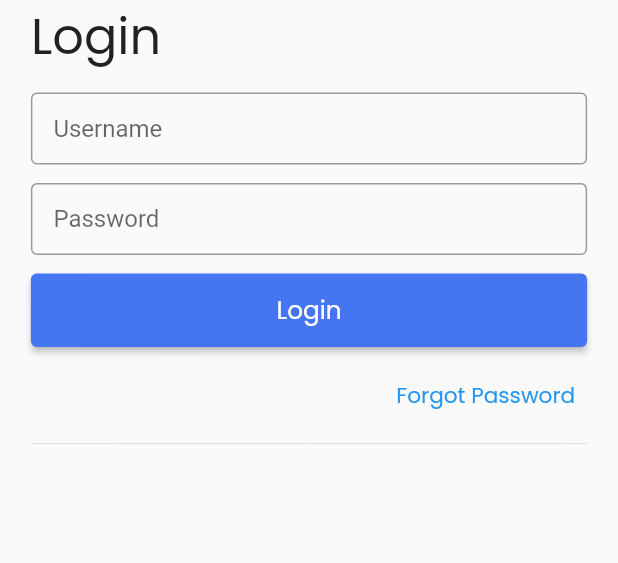
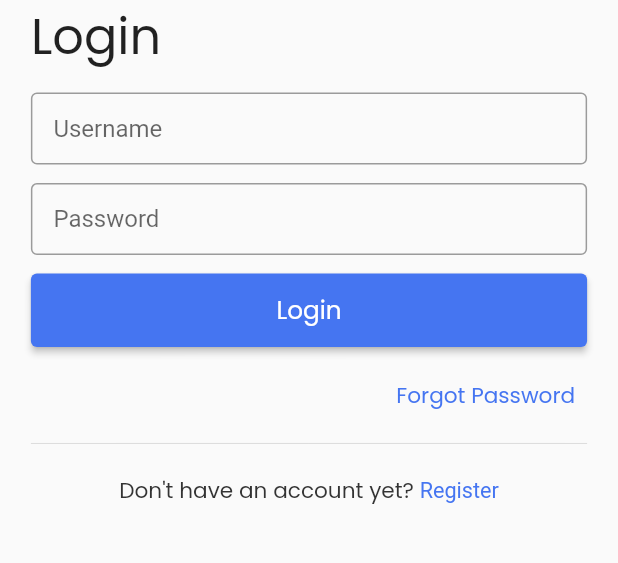
Before and after one commit to DasonTio/gkkb_paritbaru, a Flutter app: the screen it shows after launch, on a phone screen of 412 x 824 dp, the part 531-1094 px from its top. Run offline on Flutter 3.47's test engine with Material 2 defaults, Android fonts, the phone set to English and light mode, and no system bars; our stand-ins replace google_fonts, shared_preferences; missing offline and left inert: dart:ffi.

Commit message:
feat:Login Page

```diff
--- a/lib/screens/auth/login_page.dart
+++ b/lib/screens/auth/login_page.dart
@@ -1,3 +1,4 @@
+import 'package:flutter/gestures.dart';
 import 'package:flutter/material.dart';
 import 'package:gkkb_paritbaru/utils/core/size_config.dart';
 import 'package:gkkb_paritbaru/config/constant.dart';
@@ -19,19 +20,21 @@ class LoginPage extends StatelessWidget {
         child: Container(
           padding: EdgeInsets.symmetric(
             horizontal: SizeConfig.blockWidth * 5,
-            vertical: SizeConfig.blockHeight * 8,
             // vertical: 0,
           ),
           width: double.infinity,
           child: Column(
-            mainAxisAlignment: MainAxisAlignment.start,
+            mainAxisAlignment: MainAxisAlignment.center,
             children: [
+              SizedBox(
+                height: SizeConfig.blockHeight * 8,
+              ),
               Image.asset(
                 'assets/images/app_logo.webp',
                 width: SizeConfig.blockWidth * 70,
               ),
-              // SizedBox(height: SizeConfig.blockHeight * 5,),
-              SingleChildScrollView(
+              Expanded(
+                child: SingleChildScrollView(
                   child: Column(
                     crossAxisAlignment: CrossAxisAlignment.stretch,
                     mainAxisSize: MainAxisSize.max,
@@ -51,11 +54,6 @@ class LoginPage extends StatelessWidget {
                       SizedBox(height: SizeConfig.blockHeight * 1.5),
                       Button(text: 'Login', func: () => {}),
                       SizedBox(height: SizeConfig.blockHeight),
-                  ],
-                ),
-              ),
-              Column(
-                children: [
                       Container(
                         alignment: Alignment.centerRight,
                         child: TextButton(
@@ -70,14 +68,34 @@ class LoginPage extends StatelessWidget {
                             'Forgot Password',
                             style: regularFont.copyWith(
                               fontSize: SizeConfig.blockWidth * 3.5,
+                              color: accentColor,
                             ),
                           ),
                         ),
                       ),
-
-                  Divider()
-
+                      Divider(),
+                      SizedBox(height: SizeConfig.blockHeight * 1.5),
+                      RichText(
+                        textAlign: TextAlign.center,
+                        text: TextSpan(
+                          style: regularFont.copyWith(
+                            fontSize: SizeConfig.blockWidth * 3.5,
+                            color: secondaryColor,
+                          ),
+                          children: [
+                            TextSpan(text: "Don't have an account yet? "),
+                            TextSpan(
+                              text: "Register",
+                              style: TextStyle(color: accentColor),
+                              recognizer: TapGestureRecognizer()
+                                ..onTap = () => {},
+                            ),
                           ],
+                        ),
+                      ),
+                    ],
+                  ),
+                ),
               )
             ],
           ),
```
Lines whose indentation alone changed are shown as unchanged.
